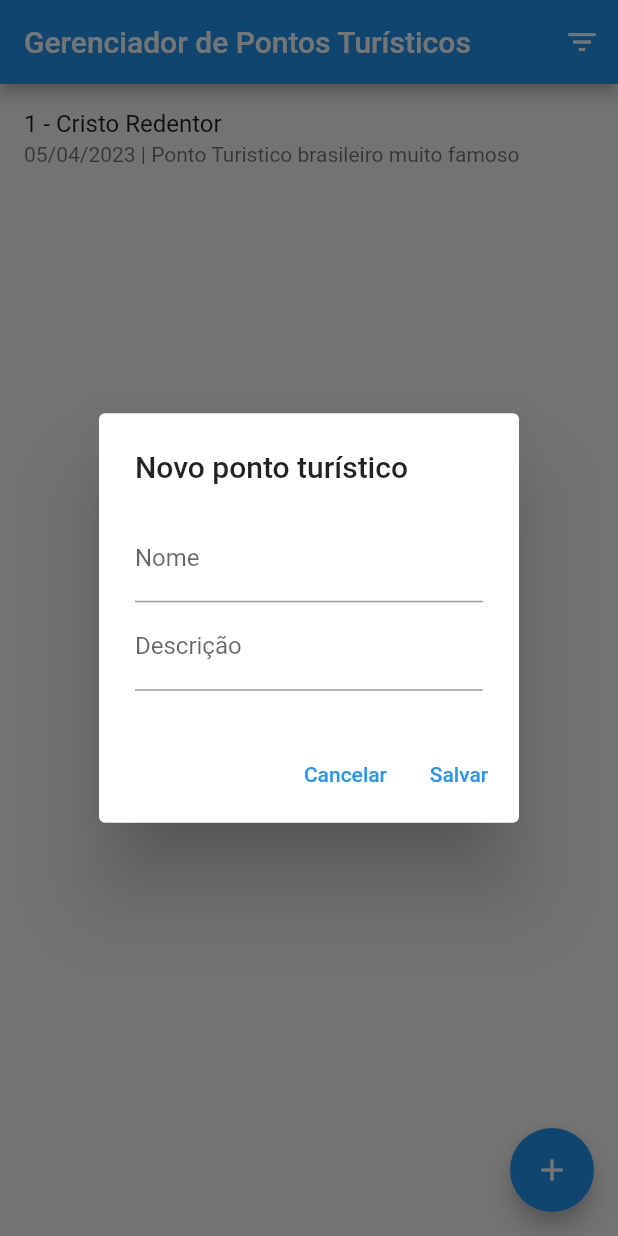
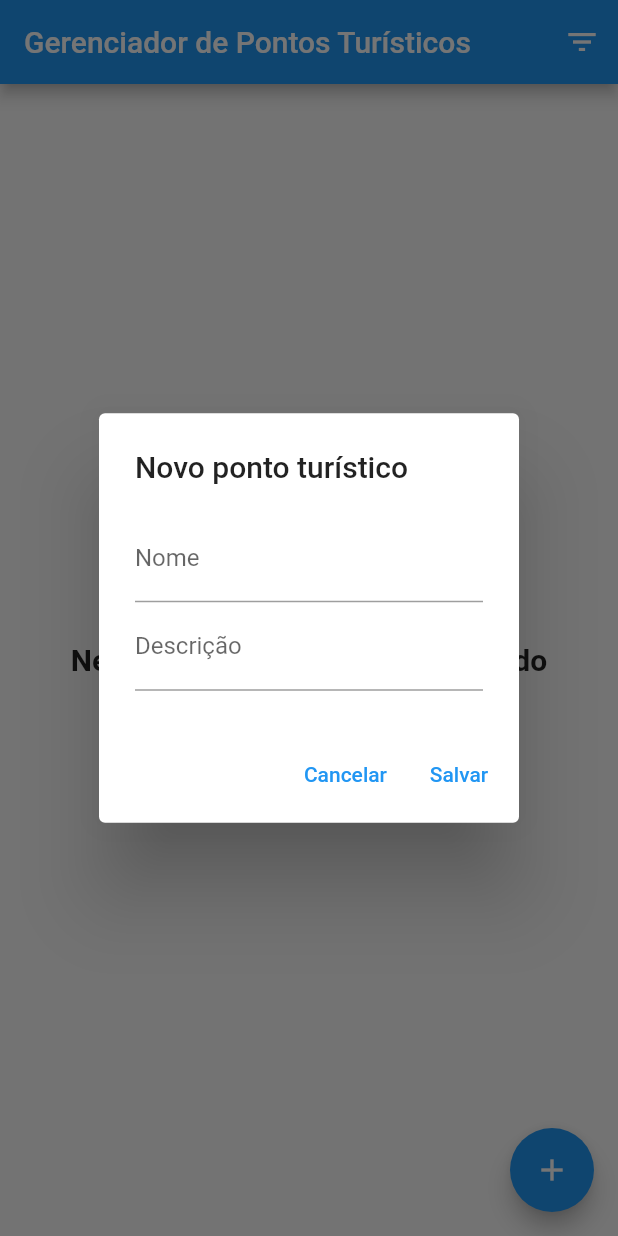
Before and after one commit to Marco-Pegoraro/PM26S, a Flutter app: the screen it shows after launch, after a tap on the "add" icon, on a phone screen of 412 x 824 dp. Run offline on Flutter 3.47's test engine with Material 2 defaults, Android fonts, the phone set to English and light mode, and no system bars; our stand-ins replace shared_preferences, sqflite; missing offline and left inert: dart:ffi; accounts and stored records are empty.

```diff
--- /dev/null
+++ b/lib/dao/ponto_dao.dart
@@ -0,0 +1,59 @@
+import 'package:projeto_turismo/database/database_provider.dart';
+import 'package:projeto_turismo/model/ponto_turistico.dart';
+
+class PontoDao {
+
+  final dbProvider = DatabaseProvider.instance;
+
+  Future<bool> salvar(PontoTuristico pontoTuristico) async {
+    final database = await dbProvider.database;
+    final valores = pontoTuristico.toMap();
+    if (pontoTuristico.id == null) {
+      pontoTuristico.id = await database.insert(PontoTuristico.NOME_TABELA, valores);
+      return true;
+    } else {
+      final registrosAtualizados = await database.update(
+        PontoTuristico.NOME_TABELA,
+        valores,
+        where: '${PontoTuristico.CAMPO_ID} = ?',
+        whereArgs: [pontoTuristico.id],
+      );
+      return registrosAtualizados > 0;
+    }
+  }
+
+  Future<bool> remover(int id) async {
+    final database = await dbProvider.database;
+    final registrosAtualizados = await database.delete(
+      PontoTuristico.NOME_TABELA,
+      where: '${PontoTuristico.CAMPO_ID} = ?',
+      whereArgs: [id],
+    );
+    return registrosAtualizados > 0;
+  }
+
+  Future<List<PontoTuristico>> listar(
+      {String filtro = '',
+        String campoOrdenacao = PontoTuristico.CAMPO_ID,
+        bool usarOrdemDecrescente = false
+      }) async {
+    String? where;
+    if(filtro.isNotEmpty){
+      where = "UPPER(${PontoTuristico.CAMPO_DESCRICAO}) LIKE '${filtro.toUpperCase()}%'";
+    }
+    var orderBy = campoOrdenacao;
+
+    if(usarOrdemDecrescente){
+      orderBy += ' DESC';
+    }
+    final database = await dbProvider.database;
+    final resultado = await database.query(PontoTuristico.NOME_TABELA,
+      columns: [PontoTuristico.CAMPO_ID, PontoTuristico.CAMPO_NOME, PontoTuristico.CAMPO_DESCRICAO, PontoTuristico.CAMPO_CADASTRO],
+      where: where,
+      orderBy: orderBy,
+    );
+
+    return resultado.map((m) => PontoTuristico.fromMap(m)).toList();
+  }
+
+}
--- /dev/null
+++ b/lib/database/database_provider.dart
@@ -0,0 +1,41 @@
+import 'package:projeto_turismo/model/ponto_turistico.dart';
+import 'package:sqflite/sqflite.dart';
+
+class DatabaseProvider {
+  static const _dbName = 'cadastro_pontos_teste.db';
+  static const _dbVersion = 1;
+
+  DatabaseProvider._init();
+  static final DatabaseProvider instance = DatabaseProvider._init();
+
+  Database? _database;
+
+  Future<Database> get database async => _database ??= await _initDatabase();
+
+  Future<Database> _initDatabase() async {
+    final databasesPath = await getDatabasesPath();
+    final dbPath = '$databasesPath/$_dbName';
+    return await openDatabase(
+      dbPath,
+      version: _dbVersion,
+      onCreate: _onCreate
+    );
+  }
+
+  Future<void> _onCreate(Database db, int version) async {
+    await db.execute('''
+      CREATE TABLE ${PontoTuristico.NOME_TABELA} (
+        ${PontoTuristico.CAMPO_ID} INTEGER PRIMARY KEY AUTOINCREMENT,
+        ${PontoTuristico.CAMPO_NOME} TEXT NOT NULL,
+        ${PontoTuristico.CAMPO_DESCRICAO} TEXT NOT NULL,
+        ${PontoTuristico.CAMPO_CADASTRO} TEXT);
+    ''');
+  }
+
+  Future<void> close() async {
+    if (_database != null) {
+      await _database!.close();
+    }
+  }
+
+}
--- a/lib/model/ponto_turistico.dart
+++ b/lib/model/ponto_turistico.dart
@@ -2,17 +2,23 @@ import 'package:intl/intl.dart';
 
 class PontoTuristico {
 
+  static const NOME_TABELA = 'pontos';
   static const CAMPO_ID = 'id';
   static const CAMPO_NOME = 'nome';
   static const CAMPO_DESCRICAO = 'descricao';
   static const CAMPO_CADASTRO = 'cadastro';
 
-  int id;
+  int? id;
   String nome;
   String descricao;
   DateTime? cadastro;
 
-  PontoTuristico({required this.id, required this.nome, required this.descricao, this.cadastro});
+  PontoTuristico({
+    this.id,
+    required this.nome,
+    required this.descricao,
+    this.cadastro
+  });
 
   String get cadastroFormatado {
     if(cadastro == null) {
@@ -21,4 +27,21 @@ class PontoTuristico {
     return DateFormat('dd/MM/yyyy').format(cadastro!);
   }
 
+  Map<String, dynamic> toMap() => {
+    CAMPO_ID: id,
+    CAMPO_NOME: nome,
+    CAMPO_DESCRICAO: descricao,
+    CAMPO_CADASTRO:
+    cadastro == null ? null : DateFormat("yyyy-MM-dd").format(cadastro!),
+  };
+
+  factory PontoTuristico.fromMap(Map<String, dynamic> map) => PontoTuristico(
+    id: map[CAMPO_ID] is int ? map[CAMPO_ID] : null,
+    nome: map[CAMPO_NOME] is String ? map[CAMPO_NOME] : '',
+    descricao: map[CAMPO_DESCRICAO] is String ? map[CAMPO_DESCRICAO] : '',
+    cadastro: map[CAMPO_CADASTRO] is String
+        ? DateFormat("yyyy-MM-dd").parse(map[CAMPO_CADASTRO])
+        : null,
+  );
+
 }
--- a/lib/pages/filtro_pontos_page.dart
+++ b/lib/pages/filtro_pontos_page.dart
@@ -1,6 +1,9 @@
 import 'package:flutter/cupertino.dart';
 import 'package:flutter/material.dart';
+import 'package:projeto_turismo/dao/ponto_dao.dart';
 import 'package:projeto_turismo/model/ponto_turistico.dart';
+import 'package:projeto_turismo/pages/detalhes_ponto_page.dart';
+import 'package:shared_preferences/shared_preferences.dart';
 
 import '../widgets/conteudo_form_dialog.dart';
 import 'filtro_page.dart';
@@ -16,16 +19,17 @@ class _ListaPontosPageState extends State<ListaPontosPage> {
 
   static const ACAO_EDITAR = 'editar';
   static const ACAO_EXCLUIR = 'excluir';
+  static const ACAO_VISUALIZAR = 'visualizar';
 
-  final pontos = <PontoTuristico> [
-    PontoTuristico(
-        id: 1,
-        nome: "Cristo Redentor",
-        descricao: "Ponto Turistico brasileiro muito famoso",
-        cadastro: DateTime.now()
-    )
-  ];
-  int _ultimoId = 1;
+  final _pontos = <PontoTuristico> [];
+  final _dao = PontoDao();
+  var _carregando = false;
+
+  @override
+  void initState(){
+    super.initState();
+    _atualizarLista();
+  }
 
   @override
   Widget build(BuildContext context) {
@@ -53,7 +57,31 @@ class _ListaPontosPageState extends State<ListaPontosPage> {
   }
 
   Widget _criarBody() {
-    if(pontos.isEmpty) {
+    if(_carregando){
+      return Column(
+        mainAxisAlignment: MainAxisAlignment.center,
+        children: [
+          Align(
+            alignment: AlignmentDirectional.center,
+            child: CircularProgressIndicator(),
+          ),
+          Align(
+            alignment: AlignmentDirectional.center,
+            child: Padding(
+              padding: EdgeInsets.only(top: 10),
+              child: Text('Carregando seus Pontos Turísticos',
+                style: TextStyle(
+                  fontSize: 20,
+                  fontWeight: FontWeight.bold,
+                  color: Theme.of(context).primaryColor,
+                ),
+              ),
+            ),
+          )
+        ],
+      );
+    }
+    if(_pontos.isEmpty) {
       return const Center(
         child: Text(
             'Nenhum ponto turístico cadastrado',
@@ -63,24 +91,28 @@ class _ListaPontosPageState extends State<ListaPontosPage> {
     }
     return ListView.separated(
         itemBuilder : (BuildContext context, int index) {
-          final ponto = pontos[index];
+          final ponto = _pontos[index];
           return PopupMenuButton<String>(
             child: ListTile(
               title: Text('${ponto.id} - ${ponto.nome}'),
-              subtitle: Text(ponto.descricao == null ? '${ponto.cadastroFormatado} | Ponto sem descrição' : '${ponto.cadastroFormatado} | ${ponto.descricao}'),
+              subtitle: Text(ponto.descricao == null ? '${ponto.cadastro} | Ponto sem descrição' : '${ponto.cadastro} | ${ponto.descricao}'),
             ),
             itemBuilder: (BuildContext context) => criarItensMenuPopup(),
             onSelected: (String valorSelecionado) {
               if(valorSelecionado == ACAO_EDITAR) {
-                _abrirForm(pontoAtual: ponto, indice: index);
+                _abrirForm(pontoAtual: ponto);
+              } else if (valorSelecionado == ACAO_VISUALIZAR) {
+                Navigator.of(context).push(MaterialPageRoute(
+                  builder: (_) => DetalhesPontoPage(pontoTuristico: ponto),
+                ));
               } else {
-                _excluir(index);
+                _excluir(ponto);
               }
             },
           );
         },
         separatorBuilder: (BuildContext context, int index) => Divider(),
-        itemCount: pontos.length
+        itemCount: _pontos.length
     );
   }
 
@@ -112,41 +144,78 @@ class _ListaPontosPageState extends State<ListaPontosPage> {
                 Padding(padding: EdgeInsets.only(left: 10), child: Text('Excluir'))
               ]
           )
+      ),
+      PopupMenuItem<String>(
+          value: ACAO_VISUALIZAR,
+          child: Row(
+            children: [
+              Icon(Icons.info, color: Colors.blue),
+              Padding(
+                padding: EdgeInsets.only(left: 10),
+                child: Text('Visualizar'),
+              )
+            ],
+          )
       )
     ];
   }
 
-  void _abrirForm({PontoTuristico? pontoAtual, int? indice}) {
+  void _atualizarLista() async {
+    setState(() {
+      _carregando = true;
+    });
+
+    final prefs = await SharedPreferences.getInstance();
+    final campoOrdenacao =
+        prefs.getString(FiltroPage.CHAVE_CAMPO_ORDENACAO) ?? PontoTuristico.CAMPO_ID;
+    final usarOrdemDecrescente =
+        prefs.getBool(FiltroPage.CHAVE_USAR_ORDEM_DECRESCENTE) == true;
+    final filtroDescricao =
+        prefs.getString(FiltroPage.CHAVE_FILTRO_DESCRICAO) ?? '';
+    final pontos = await _dao.listar(
+      filtro: filtroDescricao,
+      campoOrdenacao: campoOrdenacao,
+      usarOrdemDecrescente: usarOrdemDecrescente,
+    );
+    setState(() {
+      _pontos.clear();
+      if (pontos.isNotEmpty) {
+        _pontos.addAll(pontos);
+      }
+    });
+    setState(() {
+      _carregando = false;
+    });
+  }
+
+  void _abrirForm({PontoTuristico? pontoAtual}) {
     final key = GlobalKey<ConteudoFormDialogState>();
     showDialog(
         context: context,
-        builder: (BuildContext context) {
-          return AlertDialog(
+        builder: (_) => AlertDialog (
             title: Text(pontoAtual == null ? 'Novo ponto turístico' : 'Alterar ponto turístico ${pontoAtual.id}'),
             content: ConteudoFormDialog(key: key, pontoAtual: pontoAtual),
             actions: [
               TextButton(onPressed: () => Navigator.of(context).pop(), child: Text('Cancelar')),
               TextButton(onPressed: () {
-                if(key.currentState != null && key.currentState!.dadosValidados()) {
-                  setState(() {
-                    final novoPonto = key.currentState!.novoPonto;
-                    if(indice == null) {
-                      novoPonto.id = ++ _ultimoId;
-                      pontos.add(novoPonto);
-                    } else {
-                      pontos[indice] = novoPonto;
-                    }
-                  });
-                  Navigator.of(context).pop();
+                if (key.currentState?.dadosValidados() != true) {
+                  return;
                 }
+                Navigator.of(context).pop();
+                final novoPonto = key.currentState!.novoPonto;
+                _dao.salvar(novoPonto).then((success) {
+                  if (success) {
+                    _atualizarLista();
+                  }
+                });
+                _atualizarLista();
               }, child: Text('Salvar'))
             ],
-          );
-        }
+        )
     );
   }
 
-  void _excluir(int index) {
+  void _excluir(PontoTuristico pontoTuristico) {
     showDialog(
         context: context,
         builder: (BuildContext context) {
@@ -162,8 +231,12 @@ class _ListaPontosPageState extends State<ListaPontosPage> {
               TextButton(onPressed: () => Navigator.of(context).pop(), child: Text('Cancelar')),
               TextButton(onPressed: () {
                 Navigator.of(context).pop();
-                setState(() {
-                  pontos.removeAt(index);
+                if(pontoTuristico.id == null){
+                  return;
+                }
+                _dao.remover(pontoTuristico.id!).then((sucess) {
+                  if (sucess)
+                    _atualizarLista();
                 });
               } , child: Text('OK'))
             ],
--- a/lib/widgets/conteudo_form_dialog.dart
+++ b/lib/widgets/conteudo_form_dialog.dart
@@ -16,28 +16,29 @@ class ConteudoFormDialog extends StatefulWidget {
 
 class ConteudoFormDialogState extends State<ConteudoFormDialog> {
 
-  final formKey = GlobalKey<FormState>();
-  final descricaoController = TextEditingController();
-  final nomeController = TextEditingController();
+  final _formKey = GlobalKey<FormState>();
+  final _descricaoController = TextEditingController();
+  final _nomeController = TextEditingController();
+  final _dateFormat = DateFormat('dd/MM/yyyy');
 
   @override
   void initState() {
     super.initState();
     if(widget.pontoAtual != null) {
-      descricaoController.text = widget.pontoAtual!.descricao;
-      nomeController.text = widget.pontoAtual!.nome;
+      _descricaoController.text = widget.pontoAtual!.descricao;
+      _nomeController.text = widget.pontoAtual!.nome;
     }
   }
 
   Widget build(BuildContext context) {
 
     return Form(
-      key: formKey,
+      key: _formKey,
       child: Column(
         mainAxisSize: MainAxisSize.min,
         children: [
           TextFormField(
-            controller: nomeController,
+            controller: _nomeController,
             decoration: InputDecoration(labelText: 'Nome'),
             validator: (String? valor) {
               if(valor == null || valor.isEmpty) {
@@ -47,7 +48,7 @@ class ConteudoFormDialogState extends State<ConteudoFormDialog> {
             },
           ),
           TextFormField(
-            controller: descricaoController,
+            controller: _descricaoController,
             decoration: InputDecoration(labelText: 'Descrição'),
             validator: (String? valor) {
               if(valor == null || valor.isEmpty) {
@@ -61,13 +62,13 @@ class ConteudoFormDialogState extends State<ConteudoFormDialog> {
     );
   }
 
-  bool dadosValidados() => formKey.currentState!.validate() == true;
+  bool dadosValidados() => _formKey.currentState!.validate() == true;
 
   PontoTuristico get novoPonto => PontoTuristico(
-      id: widget.pontoAtual?.id ?? 0,
-      nome: nomeController.text,
-      descricao: descricaoController.text,
-      cadastro: DateTime.now()
+      id: widget.pontoAtual?.id,
+      nome: _nomeController.text,
+      descricao: _descricaoController.text,
+      //cadastro: _dateFormat.parse(DateTime.now().toString())
   );
 
 }
```
Also changed, not shown: lib/pages/detalhes_ponto_page.dart (added, +91 -0 lines), lib/pages/filtro_page.dart (+16 -18 lines).
